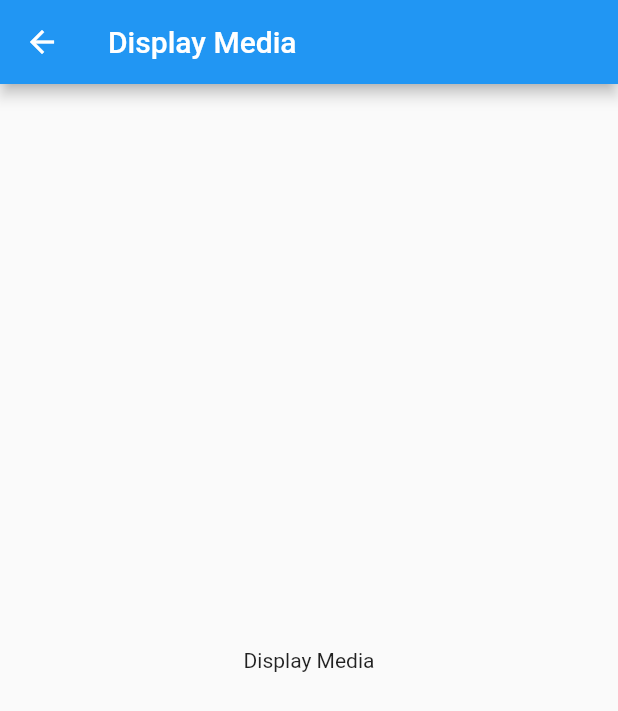
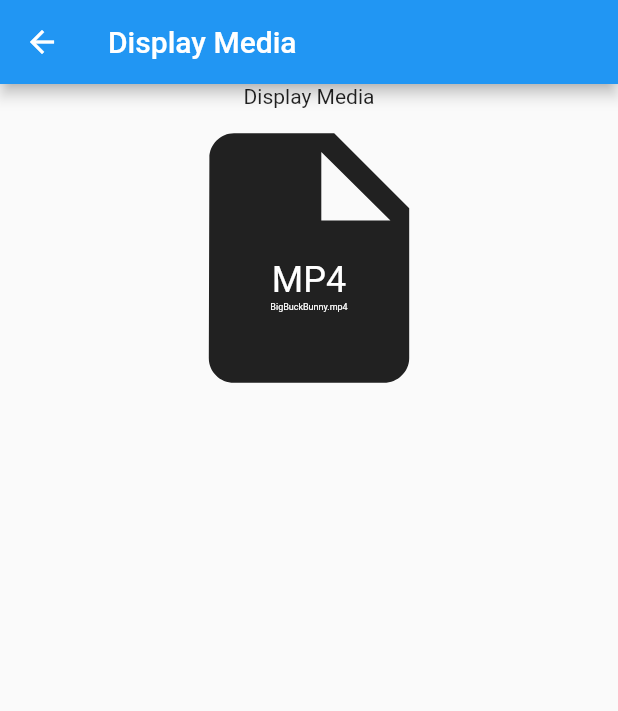
Before and after one commit to thruthesky/flutterflow_widgets, a Flutter app: the DisplayMediaScreen screen opened directly, on a phone screen of 412 x 824 dp. Shown: the top 711 px of the screen. Run offline on Flutter 3.47's test engine with Material 2 defaults, Android fonts, the light colour scheme and no system bars; our stand-ins replace cached_network_image, chewie, flutter_linkify, video_player; missing offline and left inert: mime_type.

Commit message:
revert to cheiw

```diff
--- a/exmaple/lib/display_media.screen.dart
+++ b/exmaple/lib/display_media.screen.dart
@@ -1,4 +1,5 @@
 import 'package:flutter/material.dart';
+import 'package:flutterflow_widgets/flutterflow_widgets.dart';
 
 class DisplayMediaScreen extends StatefulWidget {
   const DisplayMediaScreen({Key? key}) : super(key: key);
@@ -14,8 +15,13 @@
       appBar: AppBar(
         title: const Text('Display Media'),
       ),
-      body: const Center(
-        child: Text('Display Media'),
+      body: Column(
+        children: const [
+          Center(
+            child: Text('Display Media'),
+          ),
+          DisplayMedia(url: 'https://commondatastorage.googleapis.com/gtv-videos-bucket/sample/BigBuckBunny.mp4', width: 200, height: 200),
+        ],
       ),
     );
   }
```
